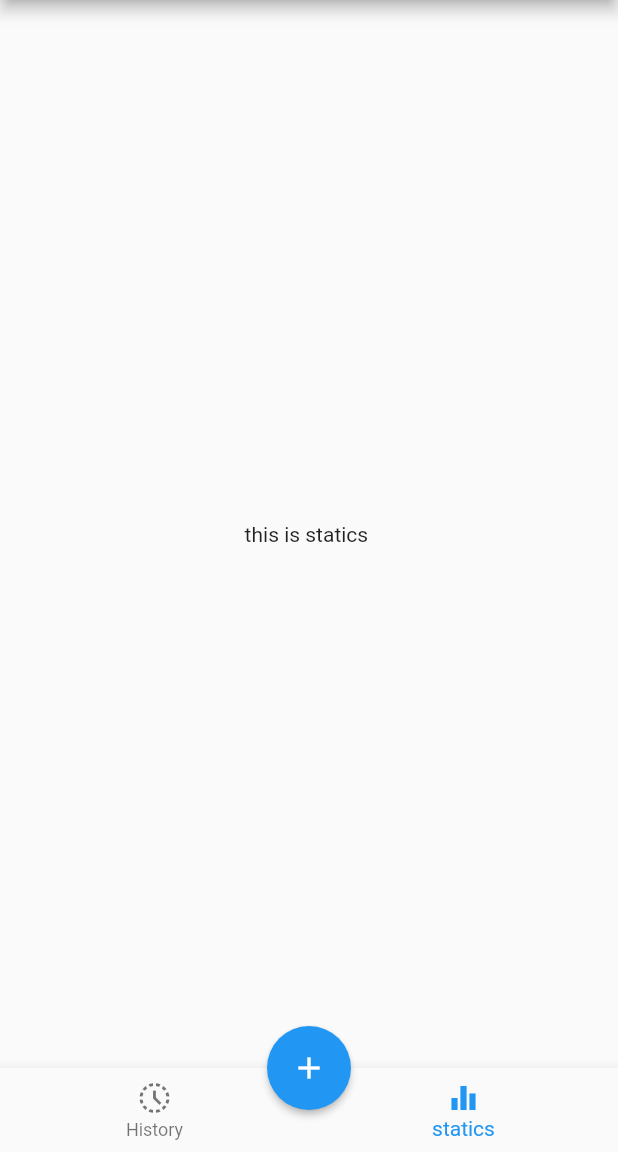
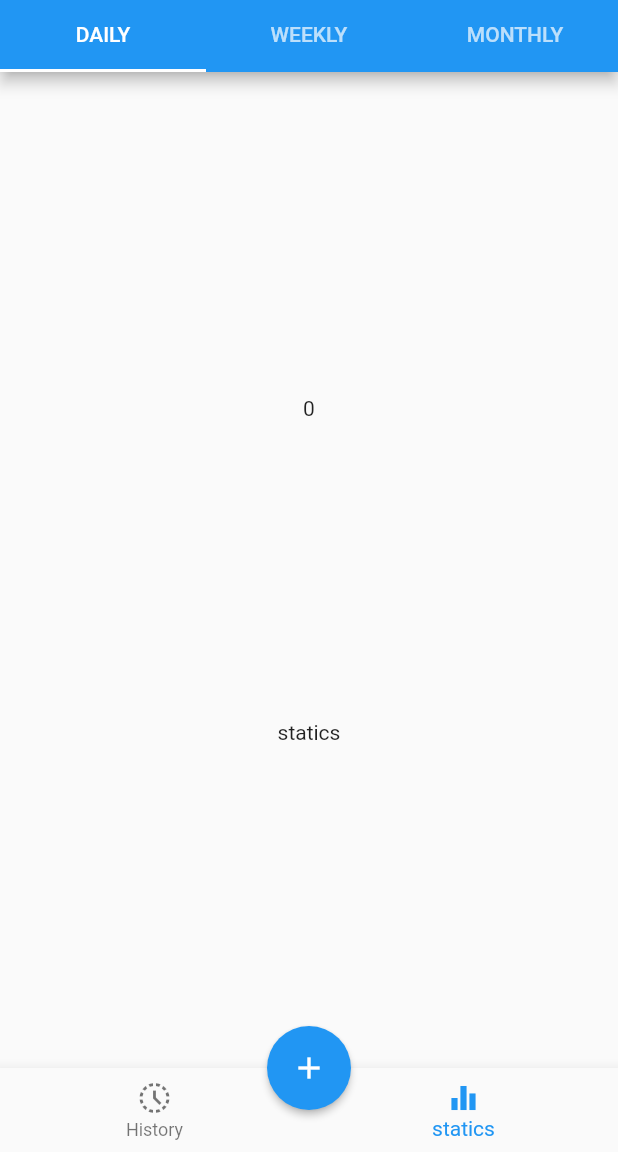
Before and after one commit to sarianpour/foodlogapp, a Flutter app: the NavigationView screen opened by its route, item 2 of the bottom bar chosen, on a phone screen of 412 x 824 dp, the part 84-1236 px from its top. Run offline on Flutter 3.47's test engine with Material 2 defaults, Android fonts, the phone set to English and light mode, and no system bars.

Commit message:
tab bar added

```diff
--- a/lib/views/navigation_view.dart
+++ b/lib/views/navigation_view.dart
@@ -11,7 +11,15 @@ class NavigationView extends StatefulWidget {
 }
 
 class _NavigationViewState extends State<NavigationView> {
-  int _selectedIndex = 0;
+  int _selectedNavIndex = 0;
+  int _selectedTabIndex = 0;
+
+  static List<Widget> _listOfIconsForTabBar = <Widget>[
+    Icon(Icons.directions_boat),
+    Icon(Icons.directions_bus),
+    Icon(Icons.directions_railway),
+  ];
+
   static const TextStyle optionStyle =
       TextStyle(fontSize: 30, fontWeight: FontWeight.bold);
   static const List<Widget> _widgetOptions = <Widget>[
@@ -19,19 +27,46 @@ class _NavigationViewState extends State<NavigationView> {
     StaticsView()
   ];
 
-  void _onItemTapped(int index) {
+  void _onNavItemTapped(int index) {
     setState(() {
-      _selectedIndex = index;
+      _selectedNavIndex = index;
+      _selectedTabIndex = 0;
+    });
+  }
+
+  void _onTabItemTapped(int index) {
+    setState(() {
+      // _selectedNavIndex = 1;
+      _selectedTabIndex = index;
     });
   }
 
   @override
   Widget build(BuildContext context) {
+    final tabBar = new TabBar(
+      labelColor: Colors.white,
+      onTap: _onTabItemTapped,
+      tabs: <Widget>[
+        new Tab(
+          text: "DAILY",
+        ),
+        new Tab(
+          text: "WEEKLY",
+        ),
+        new Tab(
+          text: "MONTHLY",
+        ),
+      ],
+    );
+
     String? _selectedItem = 'Edit Profile';
     List _options = ['Edit Profile', 'Sign Out'];
 
-    return Scaffold(
+    return DefaultTabController(
+      length: 3,
+      child: Scaffold(
         appBar: AppBar(
+          bottom: _selectedNavIndex == 1 ? tabBar : null,
           title: Text('FOOD LOG APP'),
           actions: [
             PopupMenuButton(
@@ -72,9 +107,9 @@ class _NavigationViewState extends State<NavigationView> {
               label: 'statics',
             ),
           ],
-        currentIndex: _selectedIndex,
+          currentIndex: _selectedNavIndex,
           selectedItemColor: Colors.blue,
-        onTap: _onItemTapped,
+          onTap: _onNavItemTapped,
         ),
         body: Align(
           alignment: Alignment.center,
@@ -84,10 +119,12 @@ class _NavigationViewState extends State<NavigationView> {
               mainAxisAlignment: MainAxisAlignment.spaceEvenly,
               crossAxisAlignment: CrossAxisAlignment.start,
               children: [
+                Center(child: Text('$_selectedTabIndex')),
                 Center(
-                child: _widgetOptions.elementAt(_selectedIndex),
+                  child: _widgetOptions.elementAt(_selectedNavIndex),
                 ),
               ],
+            ),
           ),
         ),
       ),
--- a/lib/views/statics_view.dart
+++ b/lib/views/statics_view.dart
@@ -5,7 +5,6 @@ class StaticsView extends StatelessWidget {
 
   @override
   Widget build(BuildContext context) {
-    return Text('this is statics ');
-    ;
+    return Text('statics');
   }
 }
```
Lines whose indentation alone changed are shown as unchanged.
